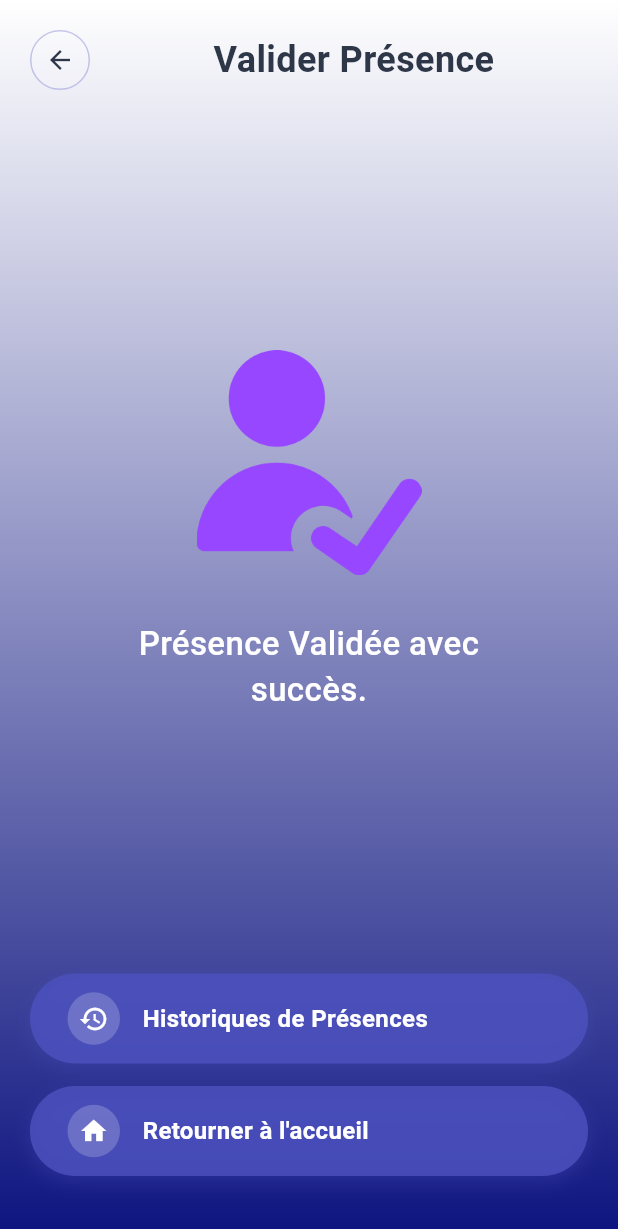
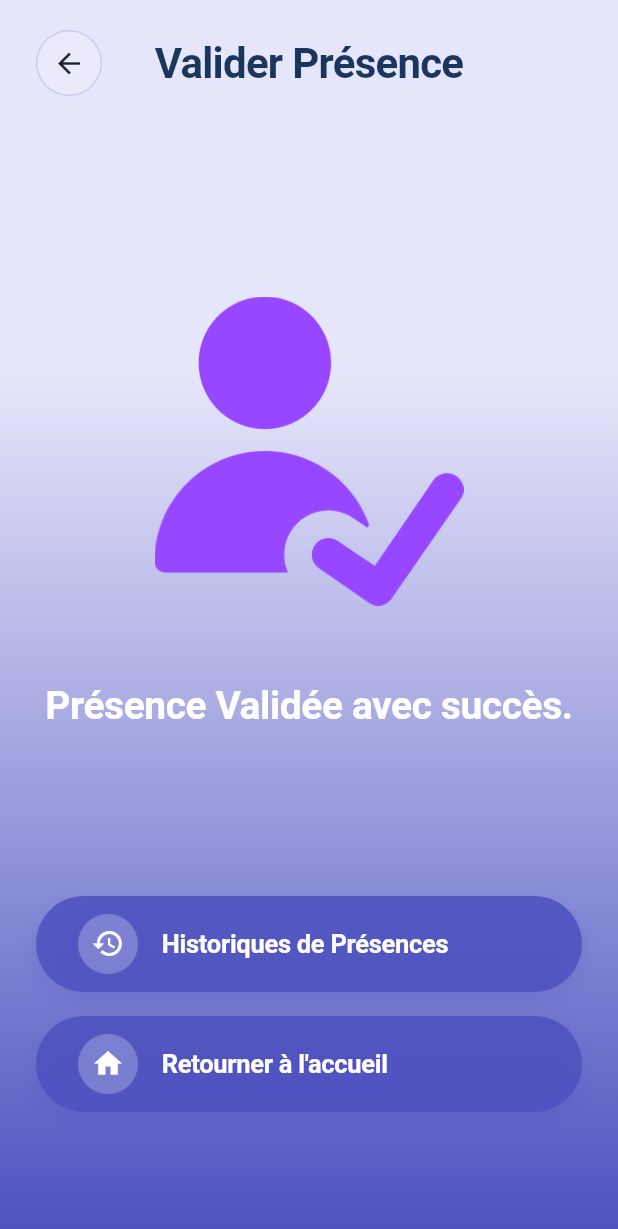
Before and after one commit to Happyazondekon/AttendanceTrack, a Flutter app: the screen it shows after launch, after a tap on "Page de Succès", on a phone screen of 412 x 824 dp. Shown: the top 1229 px of the screen. Run offline on Flutter 3.47's test engine with Material 3 defaults, Android fonts, the phone set to English and light mode, and no system bars; Roboto replaces fonts that are missing (Cabin).

Commit message:
MAJ des Screens

```diff
--- a/lib/main.dart
+++ b/lib/main.dart
@@ -1,5 +1,6 @@
 import 'package:eneam/screens/atd_success_screen.dart';
 import 'package:eneam/screens/profile_screen.dart';
+import 'package:eneam/screens/scanqrcode_screen.dart';
 import 'package:flutter/material.dart';
 import 'screens/home_screen.dart'; // Import de l'écran d'accueil
 
@@ -52,40 +53,6 @@ class AppLauncher extends StatelessWidget {
                 ),
               ),
 
-              const SizedBox(height: 30),
-
-              // Titre
-              const Text(
-                'App Présence',
-                style: TextStyle(
-                  fontSize: 28,
-                  fontWeight: FontWeight.bold,
-                  color: Colors.white,
-                ),
-              ),
-
-              const SizedBox(height: 10),
-
-              // Sous-titre
-              const Text(
-                'Gérez vos présences facilement',
-                style: TextStyle(
-                  fontSize: 16,
-                  color: Colors.white70,
-                ),
-                textAlign: TextAlign.center,
-              ),
-
-              const SizedBox(height: 50),
-
-              const Text(
-                'Choisir le type d\'utilisateur :',
-                style: TextStyle(
-                  fontSize: 18,
-                  fontWeight: FontWeight.w600,
-                  color: Colors.white,
-                ),
-              ),
 
               const SizedBox(height: 30),
 
@@ -100,6 +67,23 @@ class AppLauncher extends StatelessWidget {
                     context,
                     MaterialPageRoute(
                       builder: (context) => const HomeScreen(isSenator: false),
+                    ),
+                  );
+                },
+              ),
+              const SizedBox(height: 30),
+
+              // Bouton pour l'utilisateur normal
+              _buildLaunchButton(
+                context,
+                title: 'Scan QR code',
+                subtitle: 'Accès standard',
+                icon: Icons.person,
+                onTap: () {
+                  Navigator.push(
+                    context,
+                    MaterialPageRoute(
+                      builder: (context) => const ScanQRCodeScreen(),
                     ),
                   );
                 },
--- a/lib/screens/atd_success_screen.dart
+++ b/lib/screens/atd_success_screen.dart
@@ -5,6 +5,9 @@ class AttendanceSuccessScreen extends StatelessWidget {
 
   @override
   Widget build(BuildContext context) {
+    final screenHeight = MediaQuery.of(context).size.height;
+    final screenWidth = MediaQuery.of(context).size.width;
+
     return Scaffold(
       body: Container(
         decoration: const BoxDecoration(
@@ -12,16 +15,19 @@ class AttendanceSuccessScreen extends StatelessWidget {
             begin: Alignment.topCenter,
             end: Alignment.bottomCenter,
             colors: [
-              Color(0xFFFFFFFF), // Blanc en haut
-              Color(0xFF0D147F), // Bleu foncé en bas
+              Color(0xFFE6E6FA), // Lavande clair
+              Color(0xFF4C51BF), // Bleu profond
             ],
+            stops: [0.3, 1.0],
           ),
         ),
         child: SafeArea(
           child: Padding(
-            padding: const EdgeInsets.all(20.0),
+            padding: const EdgeInsets.symmetric(horizontal: 24.0),
             child: Column(
               children: [
+                const SizedBox(height: 20),
+
                 // Header avec bouton retour et titre
                 Row(
                   children: [
@@ -30,89 +36,99 @@ class AttendanceSuccessScreen extends StatelessWidget {
                         Navigator.pop(context);
                       },
                       child: Container(
-                        width: 40,
-                        height: 40,
+                        width: 44,
+                        height: 44,
                         decoration: BoxDecoration(
-                          color: Colors.white.withOpacity(0.1),
-                          borderRadius: BorderRadius.circular(20),
+                          color: Colors.white.withOpacity(0.15),
+                          borderRadius: BorderRadius.circular(22),
                           border: Border.all(
-                            color: const Color(0xFF4C51BF).withOpacity(0.3),
+                            color: const Color(0xFF4C51BF).withOpacity(0.2),
                             width: 1,
                           ),
                         ),
                         child: const Icon(
                           Icons.arrow_back,
-                          color: Color(0xFF2D3748),
-                          size: 20,
+                          color: Color(0xFF1A202C),
+                          size: 22,
                         ),
                       ),
                     ),
-                    const SizedBox(width: 20),
-                    const Expanded(
-                      child: Text(
+                    Expanded(
+                      child: Container(
+                        margin: const EdgeInsets.only(right: 44), // Compense la largeur du bouton retour
+                        child: const Text(
                           'Valider Présence',
                           style: TextStyle(
-                          fontSize: 24,
-                          fontWeight: FontWeight.w600,
-                          color: Color(0xFF2D3748),
+                            fontSize: 28,
+                            fontWeight: FontWeight.w700,
+                            color: Color(0xFF1A365D),
+                            letterSpacing: -0.5,
                           ),
                           textAlign: TextAlign.center,
                         ),
                       ),
+                    ),
                   ],
                 ),
-                // Illustration de succès
+
+                // Espace flexible pour centrer le contenu
+                SizedBox(height: screenHeight * 0.1),
+
+                // Zone centrale avec illustration et texte
                 Expanded(
-                  child: Center(
+                  flex: 3,
                   child: Column(
                     mainAxisAlignment: MainAxisAlignment.center,
                     children: [
+                      // Illustration de succès
                       SizedBox(
-                          height: 150, // Ajustez la hauteur selon vos besoins
+                        height: screenHeight * 0.25,
                         child: Image.asset(
                           'assets/img.png',
                           fit: BoxFit.contain,
                         ),
                       ),
-                        const SizedBox(height: 30),
+
+                      SizedBox(height: screenHeight * 0.06),
+
+                      // Texte de confirmation - une seule ligne
                       const Text(
-                          'Présence Validée avec',
+                        'Présence Validée avec succès.',
                         style: TextStyle(
-                            fontSize: 22,
-                            fontWeight: FontWeight.w500,
+                          fontSize: 26,
+                          fontWeight: FontWeight.w600,
                           color: Colors.white,
-                          ),
-                          textAlign: TextAlign.center,
-                        ),
-                        const Text(
-                          'succès.',
-                          style: TextStyle(
-                            fontSize: 22,
-                            fontWeight: FontWeight.w500,
-                            color: Colors.white,
+                          letterSpacing: -0.3,
+                          height: 1.3,
                         ),
                         textAlign: TextAlign.center,
                       ),
                     ],
                   ),
                 ),
-                ),
-                // Boutons
-                Column(
+
+                // Boutons d'action
+                Expanded(
+                  flex: 2,
+                  child: Column(
+                    mainAxisAlignment: MainAxisAlignment.center,
                     children: [
+                      // Bouton Historiques de Présences
                       _buildActionButton(
                         context,
                         icon: Icons.history,
                         title: 'Historiques de Présences',
                         isPrimary: false,
                         onTap: () {
-                        // Navigation vers historiques
                           ScaffoldMessenger.of(context).showSnackBar(
                             const SnackBar(content: Text('Navigation vers Historiques')),
                           );
                         },
                       ),
-                    const SizedBox(height: 15),
+
+                      const SizedBox(height: 16),
+
+                      // Bouton Retourner à l'accueil
                       _buildActionButton(
                         context,
                         icon: Icons.home,
@@ -124,7 +140,9 @@ class AttendanceSuccessScreen extends StatelessWidget {
                       ),
                     ],
                   ),
-                const SizedBox(height: 20),
+                ),
+
+                const SizedBox(height: 24),
               ],
             ),
           ),
@@ -144,43 +162,46 @@ class AttendanceSuccessScreen extends StatelessWidget {
       onTap: onTap,
       child: Container(
         width: double.infinity,
-        height: 60,
+        height: 64,
         decoration: BoxDecoration(
-          color: isPrimary ? const Color(0xFF4C51BF) : const Color(0xFF4C51BF).withOpacity(0.8),
-          borderRadius: BorderRadius.circular(30),
+          color: isPrimary
+              ? const Color(0xFF4C51BF)
+              : const Color(0xFF4C51BF).withOpacity(0.85),
+          borderRadius: BorderRadius.circular(32),
           boxShadow: [
             BoxShadow(
-              color: const Color(0xFF4C51BF).withOpacity(0.3),
-              blurRadius: 10,
-              offset: const Offset(0, 4),
+              color: const Color(0xFF4C51BF).withOpacity(0.25),
+              blurRadius: 12,
+              offset: const Offset(0, 6),
             ),
           ],
         ),
         child: Padding(
-          padding: const EdgeInsets.symmetric(horizontal: 25),
+          padding: const EdgeInsets.symmetric(horizontal: 28),
           child: Row(
             children: [
               Container(
-                width: 35,
-                height: 35,
+                width: 40,
+                height: 40,
                 decoration: BoxDecoration(
-                  color: Colors.white.withOpacity(0.2),
-                  borderRadius: BorderRadius.circular(17.5),
+                  color: Colors.white.withOpacity(0.25),
+                  borderRadius: BorderRadius.circular(20),
                 ),
                 child: Icon(
                   icon,
                   color: Colors.white,
-                  size: 20,
+                  size: 22,
                 ),
               ),
-              const SizedBox(width: 15),
+              const SizedBox(width: 16),
               Expanded(
                 child: Text(
                   title,
                   style: const TextStyle(
-                    fontSize: 16,
+                    fontSize: 17,
                     fontWeight: FontWeight.w600,
                     color: Colors.white,
+                    letterSpacing: -0.2,
                   ),
                 ),
               ),
```
Also changed, not shown: lib/screens/scanqrcode_screen.dart (+61 -39 lines). Lines whose indentation alone changed are shown as unchanged.
